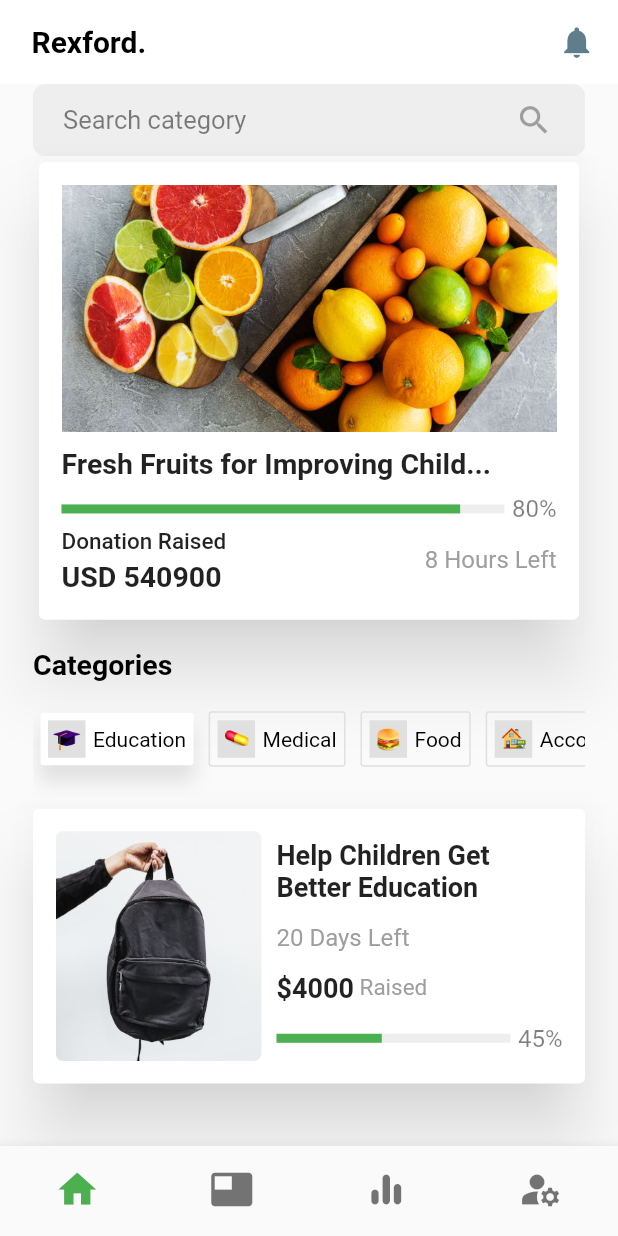
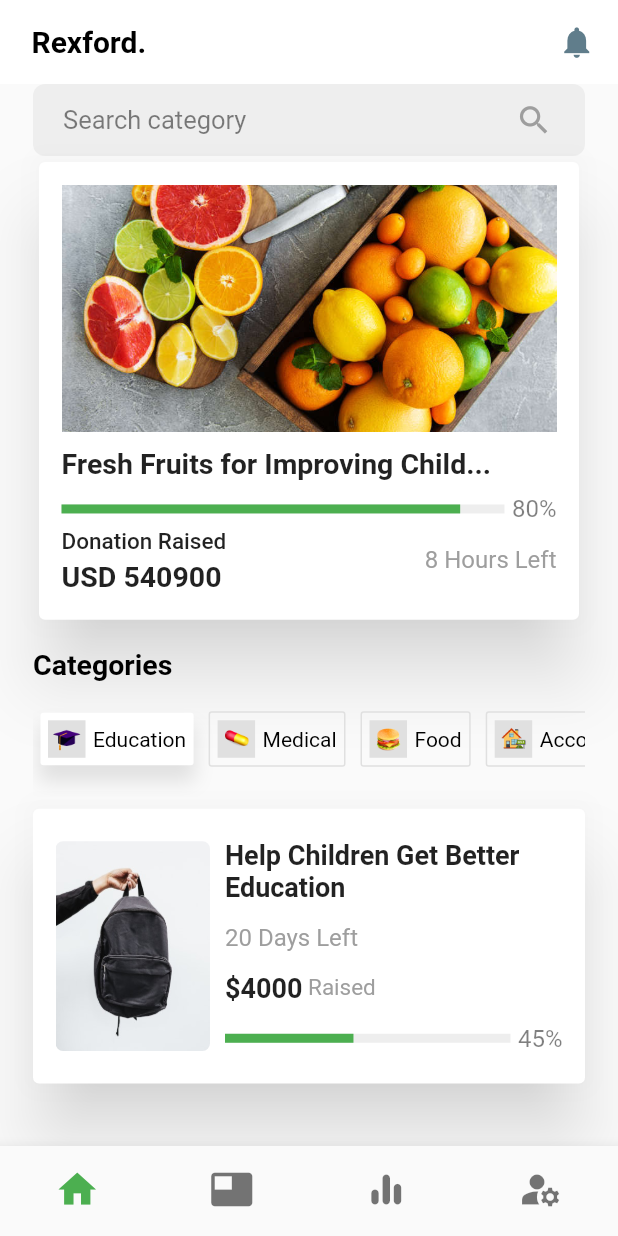
Before and after one commit to rexfordnyrk/donation, a Flutter app: the screen it shows after launch, on a phone screen of 412 x 824 dp. Run offline on Flutter 3.47's test engine with Material 2 defaults, Android fonts, the phone set to English and light mode, and no system bars; missing offline and left inert: dart:ffi.

Commit message:
correction to image width

```diff
--- a/lib/widgets/donation_item_card.dart
+++ b/lib/widgets/donation_item_card.dart
@@ -15,7 +15,7 @@ class DonationItemCard extends StatelessWidget{
         child: Row(
           children: [
             Container(
-              width: MediaQuery.of(context).size.width / 3,
+              width: MediaQuery.of(context).size.width / 4,
               margin: const EdgeInsets.only(right: 10),
               child: ClipRRect(
                 borderRadius: BorderRadius.circular(5),
```
